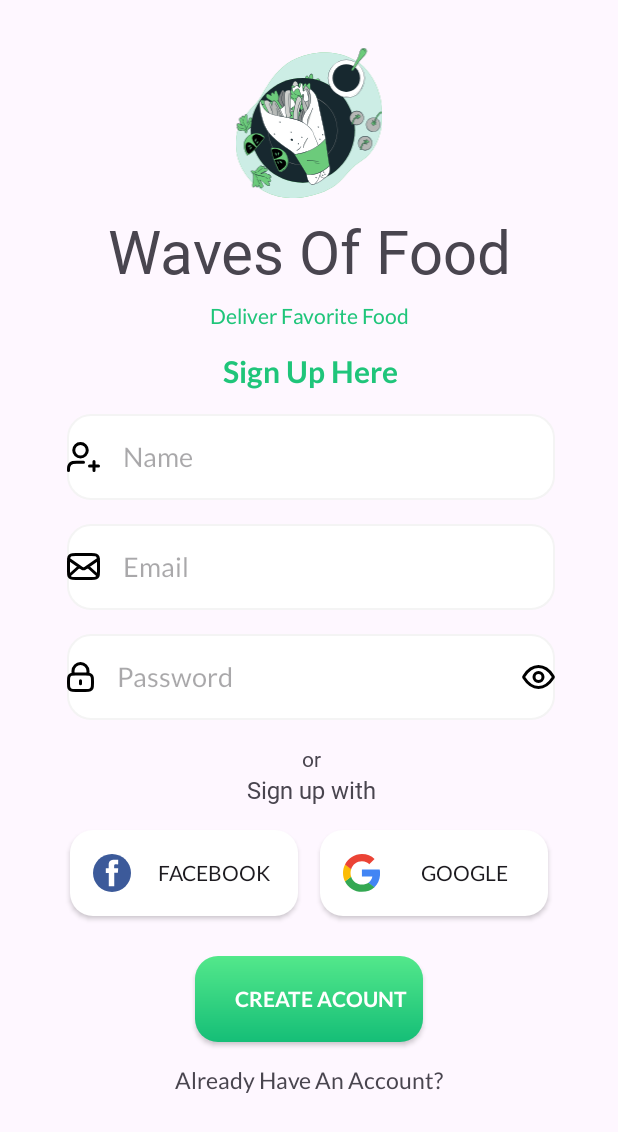
After one commit to thuandev23/Food_Order, an Android app: the SignActivity screen opened directly, with no data from a screen before it, on a phone screen of 412 x 824 dp. The commit adds this screen. Shown: the top 1132 px of the screen. Run offline under Robolectric (Android 15) with nearby library versions, the phone set to English and light mode, and no system bars.

Commit message:
login_sign_chooseLocation_ui

```diff
--- /dev/null
+++ b/app/src/main/java/com/example/food_ordering/SignActivity.kt
@@ -0,0 +1,29 @@
+package com.example.food_ordering
+
+import android.content.Intent
+import androidx.appcompat.app.AppCompatActivity
+import android.os.Bundle
+import com.example.food_ordering.databinding.ActivitySignBinding
+import com.example.food_ordering.databinding.ActivityStartScreenBinding
+
+
+
+class SignActivity : AppCompatActivity() {
+
+    private val binding: ActivitySignBinding by lazy {
+        ActivitySignBinding.inflate(layoutInflater)
+    }
+    override fun onCreate(savedInstanceState: Bundle?) {
+        super.onCreate(savedInstanceState)
+
+        setContentView(binding.root)
+        binding.btnCreateAcc.setOnClickListener{
+            val intent = Intent(this, LoginActivity::class.java)
+            startActivity(intent)
+        }
+        binding.txtHasAcc.setOnClickListener{
+            val intent = Intent(this, LoginActivity::class.java)
+            startActivity(intent)
+        }
+    }
+}
--- a/app/src/main/java/com/example/food_ordering/SplashScreen.kt
+++ b/app/src/main/java/com/example/food_ordering/SplashScreen.kt
@@ -4,13 +4,14 @@ import android.content.Intent
 import androidx.appcompat.app.AppCompatActivity
 import android.os.Bundle
 import android.os.Handler
+import android.os.Looper
 
 class SplashScreen : AppCompatActivity() {
     override fun onCreate(savedInstanceState: Bundle?) {
         super.onCreate(savedInstanceState)
         setContentView(R.layout.activity_splash_screen)
 
-        Handler().postDelayed({
+        Handler(Looper.getMainLooper()).postDelayed({
             val intent = Intent(this, StartScreen::class.java)
             startActivity(intent)
             finish()
--- a/app/src/main/java/com/example/food_ordering/StartScreen.kt
+++ b/app/src/main/java/com/example/food_ordering/StartScreen.kt
@@ -17,7 +17,7 @@ class StartScreen : AppCompatActivity() {
         setContentView(binding.root)
 
         binding.btnNextStart.setOnClickListener{
-            val intent = Intent(this, MainActivity::class.java)
+            val intent = Intent(this, LoginActivity::class.java)
             startActivity(intent)
         }
     }
--- /dev/null
+++ b/app/src/main/res/layout/activity_sign.xml
@@ -0,0 +1,185 @@
+<?xml version="1.0" encoding="utf-8"?>
+<androidx.constraintlayout.widget.ConstraintLayout xmlns:android="http://schemas.android.com/apk/res/android"
+    xmlns:app="http://schemas.android.com/apk/res-auto"
+    xmlns:tools="http://schemas.android.com/tools"
+    android:layout_width="match_parent"
+    android:layout_height="match_parent"
+    android:elevation="5dp"
+    tools:context=".SignActivity">
+
+    <ImageView
+        android:id="@+id/imageView3"
+        android:layout_width="100dp"
+        android:layout_height="100dp"
+        android:layout_marginTop="32dp"
+        app:layout_constraintEnd_toEndOf="parent"
+        app:layout_constraintStart_toStartOf="parent"
+        app:layout_constraintTop_toTopOf="parent"
+        app:srcCompat="@drawable/logo" />
+
+    <TextView
+        android:id="@+id/textView"
+        android:layout_width="wrap_content"
+        android:layout_height="wrap_content"
+        android:layout_marginTop="8dp"
+        android:fontFamily="@font/yeon_sung"
+        android:text="Waves Of Food"
+        android:textSize="40sp"
+        app:layout_constraintEnd_toEndOf="@+id/imageView3"
+        app:layout_constraintStart_toStartOf="@+id/imageView3"
+        app:layout_constraintTop_toBottomOf="@+id/imageView3" />
+
+    <TextView
+        android:id="@+id/textView7"
+        android:layout_width="wrap_content"
+        android:layout_height="wrap_content"
+        android:layout_marginTop="8dp"
+        android:fontFamily="@font/lato"
+        android:text="Deliver Favorite Food"
+        android:textColor="@color/textColor"
+        app:layout_constraintEnd_toEndOf="@+id/textView"
+        app:layout_constraintStart_toStartOf="@+id/textView"
+        app:layout_constraintTop_toBottomOf="@+id/textView" />
+
+    <TextView
+        android:id="@+id/textView8"
+        android:layout_width="wrap_content"
+        android:layout_height="wrap_content"
+        android:layout_marginTop="16dp"
+        android:fontFamily="@font/lato_bold"
+        android:text="Sign Up Here"
+        android:textColor="@color/textColor"
+        android:textSize="20sp"
+        app:layout_constraintEnd_toEndOf="@+id/textView7"
+        app:layout_constraintStart_toStartOf="@+id/textView7"
+        app:layout_constraintTop_toBottomOf="@+id/textView7" />
+
+    <EditText
+        android:id="@+id/editTextTextEmailAddress1"
+        android:layout_width="325dp"
+        android:layout_height="57dp"
+        android:layout_marginTop="16dp"
+        android:background="@drawable/edittextshape"
+        android:drawableLeft="@drawable/user_plus"
+        android:drawablePadding="15dp"
+        android:ems="10"
+        android:fontFamily="@font/lato"
+        android:hint="Name"
+        android:inputType="textEmailAddress"
+        app:layout_constraintEnd_toEndOf="@+id/textView8"
+        app:layout_constraintStart_toStartOf="@+id/textView8"
+        app:layout_constraintTop_toBottomOf="@+id/textView8" />
+
+    <EditText
+        android:id="@+id/editTextTextEmailAddress2"
+        android:layout_width="325dp"
+        android:layout_height="57dp"
+        android:layout_marginTop="16dp"
+        android:background="@drawable/edittextshape"
+        android:drawableLeft="@drawable/mail"
+        android:drawablePadding="15dp"
+        android:ems="10"
+        android:fontFamily="@font/lato"
+        android:hint="Email"
+        android:inputType="textEmailAddress"
+        app:layout_constraintEnd_toEndOf="@+id/textView8"
+        app:layout_constraintStart_toStartOf="@+id/textView8"
+        app:layout_constraintTop_toBottomOf="@+id/editTextTextEmailAddress1" />
+
+    <EditText
+        android:id="@+id/editTextTextPassword"
+        android:layout_width="325dp"
+        android:layout_height="57dp"
+        android:layout_marginTop="16dp"
+        android:background="@drawable/edittextshape"
+        android:drawableLeft="@drawable/lock"
+        android:drawableRight="@drawable/eye"
+        android:drawablePadding="15dp"
+        android:ems="10"
+        android:fontFamily="@font/lato"
+        android:hint="Password"
+        android:inputType="textPassword"
+        app:layout_constraintEnd_toEndOf="@+id/editTextTextEmailAddress2"
+        app:layout_constraintStart_toStartOf="@+id/editTextTextEmailAddress2"
+        app:layout_constraintTop_toBottomOf="@+id/editTextTextEmailAddress2" />
+
+    <TextView
+        android:id="@+id/textView9"
+        android:layout_width="wrap_content"
+        android:layout_height="wrap_content"
+        android:layout_marginTop="16dp"
+        android:fontFamily="@font/yeon_sung"
+        android:text="or"
+        app:layout_constraintEnd_toEndOf="@+id/editTextTextPassword"
+        app:layout_constraintStart_toStartOf="@+id/editTextTextPassword"
+        app:layout_constraintTop_toBottomOf="@+id/editTextTextPassword" />
+
+    <TextView
+        android:id="@+id/textView10"
+        android:layout_width="wrap_content"
+        android:layout_height="wrap_content"
+        android:fontFamily="@font/yeon_sung"
+        android:text="Sign up with"
+        android:textSize="16sp"
+        app:layout_constraintEnd_toEndOf="@+id/textView9"
+        app:layout_constraintStart_toStartOf="@+id/textView9"
+        app:layout_constraintTop_toBottomOf="@+id/textView9" />
+
+    <androidx.appcompat.widget.AppCompatButton
+        android:id="@+id/button"
+        android:layout_width="152dp"
+        android:layout_height="57dp"
+        android:layout_marginStart="32dp"
+        android:layout_marginTop="16dp"
+        android:background="@drawable/whitebutton"
+        android:drawableLeft="@drawable/facebook"
+        android:fontFamily="@font/lato"
+        android:paddingLeft="15dp"
+        android:text="Facebook"
+        app:layout_constraintEnd_toStartOf="@+id/button2"
+        app:layout_constraintHorizontal_bias="0.5"
+        app:layout_constraintStart_toStartOf="parent"
+        app:layout_constraintTop_toBottomOf="@+id/textView10" />
+
+    <androidx.appcompat.widget.AppCompatButton
+        android:id="@+id/button2"
+        android:layout_width="152dp"
+        android:layout_height="57dp"
+        android:layout_marginTop="16dp"
+        android:layout_marginEnd="32dp"
+        android:background="@drawable/whitebutton"
+        android:drawableLeft="@drawable/google"
+        android:fontFamily="@font/lato"
+        android:paddingLeft="15dp"
+        android:text="Google"
+        app:layout_constraintEnd_toEndOf="parent"
+        app:layout_constraintHorizontal_bias="0.5"
+        app:layout_constraintStart_toEndOf="@+id/button"
+        app:layout_constraintTop_toBottomOf="@+id/textView10" />
+
+    <androidx.appcompat.widget.AppCompatButton
+        android:id="@+id/btnCreateAcc"
+        android:layout_width="152dp"
+        android:layout_height="57dp"
+        android:layout_marginTop="100dp"
+        android:background="@drawable/greenbuttongradient"
+        android:fontFamily="@font/lato_bold"
+        android:paddingLeft="15dp"
+        android:text="Create Acount"
+        android:textColor="#FFFFFF"
+        app:layout_constraintEnd_toEndOf="@+id/button2"
+        app:layout_constraintStart_toStartOf="@+id/button"
+        app:layout_constraintTop_toBottomOf="@+id/textView10" />
+
+    <TextView
+        android:id="@+id/txtHasAcc"
+        android:layout_width="wrap_content"
+        android:layout_height="wrap_content"
+        android:layout_marginTop="16dp"
+        android:fontFamily="@font/lato"
+        android:text="Already Have An Account?"
+        android:textSize="15sp"
+        app:layout_constraintEnd_toEndOf="@+id/btnCreateAcc"
+        app:layout_constraintStart_toStartOf="@+id/btnCreateAcc"
+        app:layout_constraintTop_toBottomOf="@+id/btnCreateAcc" />
+</androidx.constraintlayout.widget.ConstraintLayout>
```
Also changed, not shown: app/src/main/AndroidManifest.xml (+10 -1 lines), app/src/main/java/com/example/food_ordering/ChooseLocationActivity.kt (added, +21 -0 lines), app/src/main/java/com/example/food_ordering/LoginActivity.kt (added, +28 -0 lines), app/src/main/res/layout/activity_choose_location.xml (added, +58 -0 lines), app/src/main/res/layout/activity_login.xml (added, +181 -0 lines).
